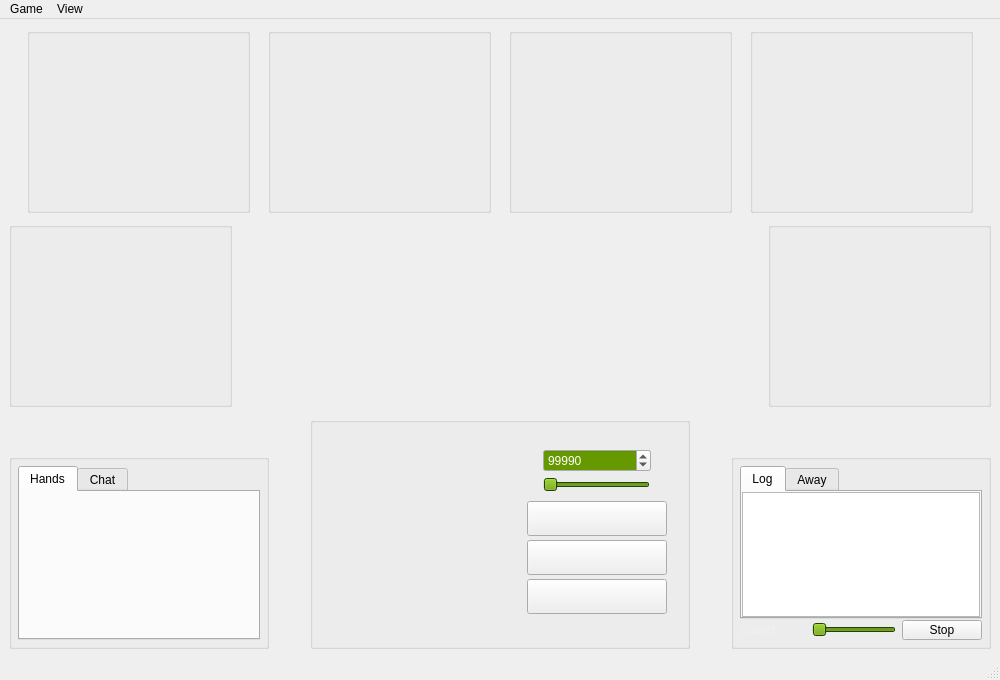
Above: src/gui/qt/mainwindow.ui from pokerth/pokerth before the change. Below: the same form after it.
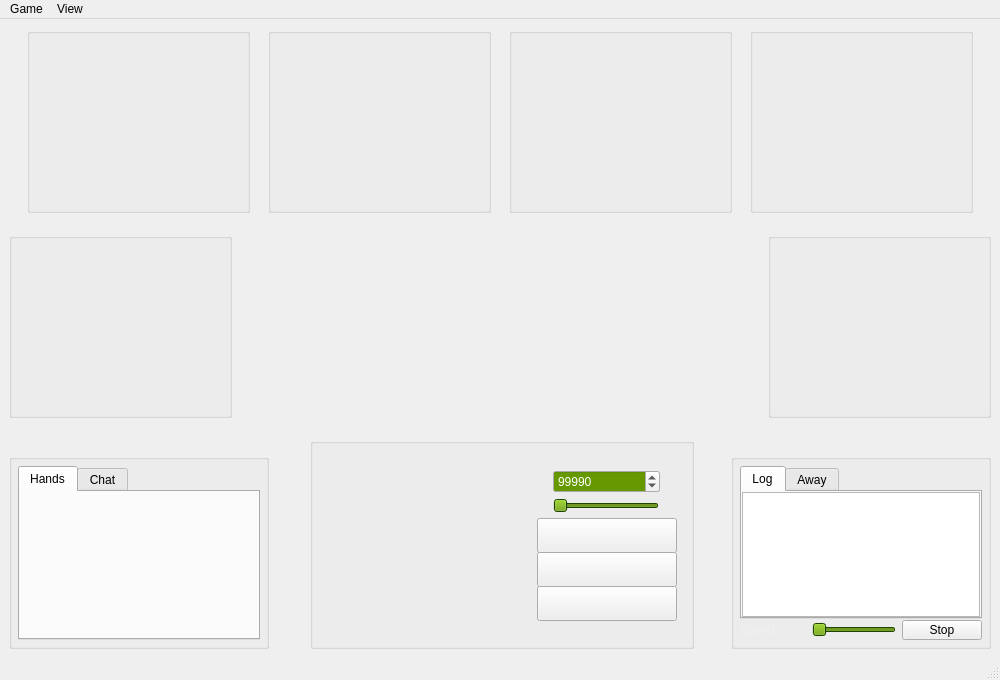
That is the form after the change. Icons and pictures are not drawn. Custom widgets are drawn as their Qt base class.

Commit message: starts human player input filed redesign - PART II (shows call-amount)

```diff
--- a/src/gui/qt/mainwindow.ui
+++ b/src/gui/qt/mainwindow.ui
@@ -23,8 +23,8 @@
   </property>
   <property name="maximumSize" >
    <size>
-    <width>1980</width>
-    <height>1200</height>
+    <width>1000</width>
+    <height>680</height>
    </size>
   </property>
   <property name="windowTitle" >
@@ -1896,24 +1896,42 @@
         <property name="enabled" >
          <bool>true</bool>
         </property>
+        <property name="sizePolicy" >
+         <sizepolicy vsizetype="Fixed" hsizetype="Fixed" >
+          <horstretch>0</horstretch>
+          <verstretch>0</verstretch>
+         </sizepolicy>
+        </property>
+        <property name="minimumSize" >
+         <size>
+          <width>384</width>
+          <height>211</height>
+         </size>
+        </property>
+        <property name="maximumSize" >
+         <size>
+          <width>384</width>
+          <height>211</height>
+         </size>
+        </property>
         <property name="title" >
          <string/>
         </property>
         <layout class="QGridLayout" >
          <property name="leftMargin" >
-          <number>26</number>
+          <number>28</number>
          </property>
          <property name="topMargin" >
           <number>26</number>
          </property>
          <property name="rightMargin" >
-          <number>20</number>
+          <number>15</number>
          </property>
          <property name="bottomMargin" >
           <number>26</number>
          </property>
          <property name="horizontalSpacing" >
-          <number>10</number>
+          <number>14</number>
          </property>
          <item rowspan="2" row="0" column="0" >
           <widget class="QLabel" name="textLabel_Button0" >
@@ -1939,6 +1957,12 @@
          </item>
          <item row="0" column="1" >
           <widget class="MySetLabel" name="textLabel_Set0" >
+           <property name="maximumSize" >
+            <size>
+             <width>16777215</width>
+             <height>20</height>
+            </size>
+           </property>
            <property name="alignment" >
             <set>Qt::AlignCenter</set>
            </property>
@@ -2409,8 +2433,14 @@
          </item>
          <item row="4" column="1" >
           <widget class="QLabel" name="label_PlayerName0" >
+           <property name="maximumSize" >
+            <size>
+             <width>16777215</width>
+             <height>23</height>
+            </size>
+           </property>
            <property name="alignment" >
-            <set>Qt::AlignLeading|Qt::AlignLeft|Qt::AlignVCenter</set>
+            <set>Qt::AlignBottom|Qt::AlignLeading|Qt::AlignLeft</set>
            </property>
           </widget>
          </item>
```
The commit also changes 2 other files.
